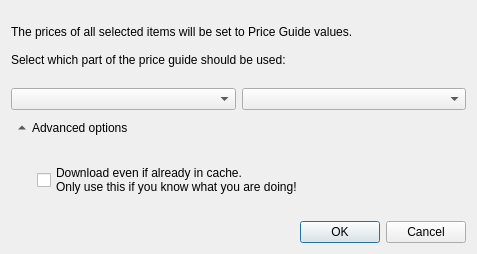
Old version of the form src/settopriceguidedialog.ui in the repository rgriebl/brickstore.
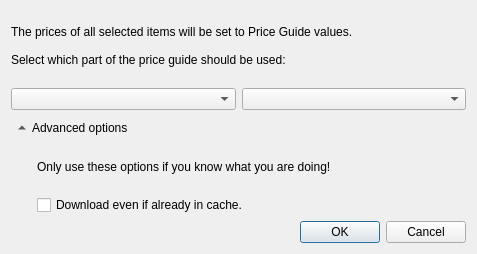
New version of the form.

The edit to the form file:
```diff
--- a/src/settopriceguidedialog.ui
+++ b/src/settopriceguidedialog.ui
@@ -68,11 +68,17 @@
       <property name="bottomMargin">
        <number>0</number>
       </property>
+      <item>
+       <widget class="QLabel" name="label_2">
+        <property name="text">
+         <string>Only use these options if you know what you are doing!</string>
+        </property>
+       </widget>
+      </item>
       <item>
        <widget class="QCheckBox" name="w_force_update">
         <property name="text">
-         <string>Download even if already in cache.
-Only use this if you know what you are doing!</string>
+         <string>Download even if already in cache.</string>
         </property>
        </widget>
       </item>
```
